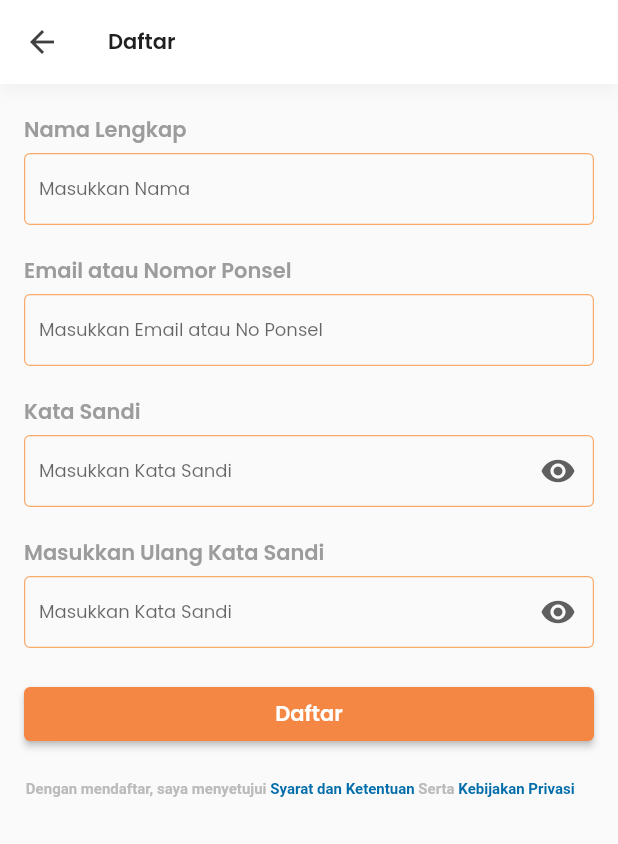
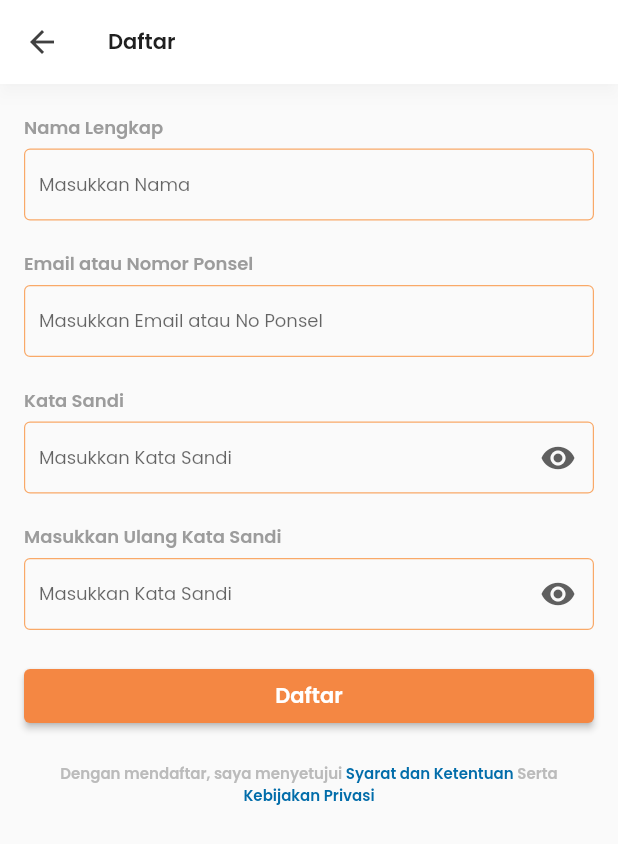
Before and after one commit to kelompok43/Flutter, a Flutter app: the screen it shows after launch, after a tap on "SIGN UP", on a phone screen of 412 x 824 dp. Shown: the top 844 px of the screen. Run offline on Flutter 3.47's test engine with Material 2 defaults, Android fonts, the phone set to English and light mode, and no system bars; our stand-ins replace google_fonts.

Commit message:
Mengganti font menggunakan google fonts

```diff
--- a/lib/screens/register/register_screen.dart
+++ b/lib/screens/register/register_screen.dart
@@ -3,6 +3,7 @@ import 'package:fitness_gym/utils/constants.dart';
 import 'package:fitness_gym/widgets/widgets.dart';
 import 'package:flutter/gestures.dart';
 import 'package:flutter/material.dart';
+import 'package:google_fonts/google_fonts.dart';
 import 'package:provider/provider.dart';
 
 class RegisterScreen extends StatelessWidget {
@@ -20,12 +21,16 @@ class RegisterScreen extends StatelessWidget {
         backgroundColor: Colors.white,
         foregroundColor: neutral8,
         shadowColor: Colors.black12,
-        title: Text("Daftar",
-            style: TextStyle(
+        title: Text(
+          "Daftar",
+          style: GoogleFonts.poppins(
+            textStyle: TextStyle(
               color: neutral9,
               fontSize: 14,
               fontWeight: FontWeight.w600,
-            )),
+            ),
+          ),
+        ),
       ),
       body: Container(
         padding: const EdgeInsets.symmetric(horizontal: 16),
@@ -40,28 +45,48 @@ class RegisterScreen extends StatelessWidget {
                     sizedBoxHeight(20),
                     labelText("Nama Lengkap"),
                     sizedBoxHeight(5),
-                    textFormField(textCtrl: namaCtrl, hintText: "Masukkan Nama", message: "Nama", action: TextInputAction.next),
+                    textFormField(
+                        textCtrl: namaCtrl,
+                        hintText: "Masukkan Nama",
+                        message: "Nama",
+                        action: TextInputAction.next),
                     sizedBoxHeight(20),
                     labelText("Email atau Nomor Ponsel"),
                     sizedBoxHeight(5),
-                    textFormField(textCtrl: emailOrPhoneCtrl, hintText: "Masukkan Email atau No Ponsel", message: "Email atau No Ponsel", action: TextInputAction.next),
+                    textFormField(
+                        textCtrl: emailOrPhoneCtrl,
+                        hintText: "Masukkan Email atau No Ponsel",
+                        message: "Email atau No Ponsel",
+                        action: TextInputAction.next),
                     // sizedBoxHeight(5),
                     // exampleText("Contoh : 08123456789"),
                     sizedBoxHeight(20),
                     labelText("Kata Sandi"),
                     sizedBoxHeight(5),
-                    textFormFieldForPassword(textCtrl: passwordCtrl, hintText: "Masukkan Kata Sandi", isHidden: viewModel.passIsHidden, onTap: () {
+                    textFormFieldForPassword(
+                        textCtrl: passwordCtrl,
+                        hintText: "Masukkan Kata Sandi",
+                        isHidden: viewModel.passIsHidden,
+                        onTap: () {
                           viewModel.passisHidden = !viewModel.passIsHidden;
-                    }, message: "Kata Sandi", action: TextInputAction.next),
+                        },
+                        message: "Kata Sandi",
+                        action: TextInputAction.next),
                     // sizedBoxHeight(5),
                     // exampleText("Minimal 8 Karakter"),
                     sizedBoxHeight(20),
                     labelText("Masukkan Ulang Kata Sandi"),
                     sizedBoxHeight(5),
-                    textFormFieldForPassword(textCtrl: confirmPasswordCtrl, hintText: "Masukkan Kata Sandi", isHidden: viewModel.confirmPassIsHidden, onTap: () {
+                    textFormFieldForPassword(
+                        textCtrl: confirmPasswordCtrl,
+                        hintText: "Masukkan Kata Sandi",
+                        isHidden: viewModel.confirmPassIsHidden,
+                        onTap: () {
                           viewModel.confirmPassIsHidden =
                               !viewModel.confirmPassIsHidden;
-                    }, message: "Kata Sandi", action: TextInputAction.done),
+                        },
+                        message: "Kata Sandi",
+                        action: TextInputAction.done),
                     // sizedBoxHeight(5),
                     // exampleText("Minimal 8 Karakter"),
                     sizedBoxHeight(20),
@@ -69,12 +94,14 @@ class RegisterScreen extends StatelessWidget {
                       width: double.infinity,
                       child: ElevatedButton(
                         onPressed: () {
-                          if(_formKey.currentState!.validate()){
-                          }
+                          if (_formKey.currentState!.validate()) {}
                         },
-                        child: const Text(
+                        child: Text(
                           "Daftar",
-                          style: TextStyle(fontWeight: FontWeight.bold),
+                          style: GoogleFonts.poppins(
+                            textStyle:
+                                const TextStyle(fontWeight: FontWeight.bold),
+                          ),
                         ),
                         style: ElevatedButton.styleFrom(
                           primary: primary4,
@@ -88,31 +115,40 @@ class RegisterScreen extends StatelessWidget {
                           textAlign: TextAlign.center,
                           text: TextSpan(
                             text: "Dengan mendaftar, saya menyetujui ",
-                            style: TextStyle(
+                            style: GoogleFonts.poppins(
+                              textStyle: TextStyle(
                                   fontSize: 10,
                                   color: neutral4,
                                   fontWeight: FontWeight.bold),
+                            ),
                             children: [
                               TextSpan(
                                   text: "Syarat dan Ketentuan ",
-                                  style: TextStyle(
+                                  style: GoogleFonts.poppins(
+                                    textStyle: TextStyle(
                                         fontWeight: FontWeight.bold,
                                         fontSize: 10,
                                         color: info7),
+                                  ),
                                   recognizer: TapGestureRecognizer()
                                     ..onTap = () {}),
                               TextSpan(
                                 text: "Serta ",
-                                  style: TextStyle(
+                                style: GoogleFonts.poppins(
+                                  textStyle: TextStyle(
                                       fontSize: 10,
                                       color: neutral4,
-                                      fontWeight: FontWeight.bold)),
+                                      fontWeight: FontWeight.bold),
+                                ),
+                              ),
                               TextSpan(
                                   text: "Kebijakan Privasi ",
-                                  style: TextStyle(
+                                  style: GoogleFonts.poppins(
+                                    textStyle: TextStyle(
                                         fontWeight: FontWeight.bold,
                                         fontSize: 10,
                                         color: info7),
+                                  ),
                                   recognizer: TapGestureRecognizer()
                                     ..onTap = () {}),
                             ],
--- a/lib/screens/welcome/welcome_screen.dart
+++ b/lib/screens/welcome/welcome_screen.dart
@@ -2,6 +2,7 @@ import 'package:fitness_gym/screens/login/login_screen.dart';
 import 'package:fitness_gym/screens/register/register_screen.dart';
 import 'package:fitness_gym/utils/constants.dart';
 import 'package:flutter/material.dart';
+import 'package:google_fonts/google_fonts.dart';
 
 class WelcomeScreen extends StatelessWidget {
   const WelcomeScreen({Key? key}) : super(key: key);
@@ -45,9 +46,9 @@ class WelcomeScreen extends StatelessWidget {
                                   builder: (context) => const LoginPage(),
                                 ));
                           },
-                          child: const Text(
+                          child: Text(
                             "LOG IN",
-                            style: TextStyle(fontWeight: FontWeight.bold),
+                            style: GoogleFonts.poppins(textStyle: const TextStyle(fontWeight: FontWeight.bold)),
                           ),
                           style: ElevatedButton.styleFrom(
                             primary: primary5,
@@ -65,9 +66,9 @@ class WelcomeScreen extends StatelessWidget {
                                 builder: (context) => const RegisterScreen(),
                               ));
                         },
-                        child: const Text(
+                        child: Text(
                           "SIGN UP",
-                          style: TextStyle(fontWeight: FontWeight.bold),
+                          style: GoogleFonts.poppins(textStyle: const TextStyle(fontWeight: FontWeight.bold)),
                         ),
                         style: ElevatedButton.styleFrom(
                             primary: neutral9),
--- a/lib/widgets/widgets.dart
+++ b/lib/widgets/widgets.dart
@@ -1,18 +1,23 @@
 import 'package:fitness_gym/utils/constants.dart';
 import 'package:flutter/material.dart';
+import 'package:google_fonts/google_fonts.dart';
 
 Widget labelText(String text) {
   return Text(
     text,
-    style: TextStyle(fontWeight: FontWeight.bold, color: neutral5),
+    style: GoogleFonts.poppins(
+      textStyle: TextStyle(fontWeight: FontWeight.bold, color: neutral5,fontSize: 12),
+    ),
   );
 }
 
 Widget exampleText(String text) {
   return Text(
     text,
-    style:
-        TextStyle(fontWeight: FontWeight.bold, color: neutral5, fontSize: 12),
+    style: GoogleFonts.poppins(
+      textStyle:
+          TextStyle(fontWeight: FontWeight.bold, color: neutral5, fontSize: 12),
+    ),
   );
 }
 
@@ -43,9 +48,10 @@ Widget textFormField(
   return TextFormField(
     controller: textCtrl,
     textInputAction: action,
-    style: const TextStyle(fontSize: 12),
+    style: GoogleFonts.poppins(textStyle: const TextStyle(fontSize: 12)),
     decoration: InputDecoration(
       hintText: hintText,
+      hintStyle: GoogleFonts.poppins(),
       focusColor: primary3,
       contentPadding: const EdgeInsets.all(10),
       focusedBorder: OutlineInputBorder(
@@ -80,7 +86,7 @@ Widget textFormFieldForPassword(
     controller: textCtrl,
     textInputAction: action,
     obscureText: isHidden,
-    style: const TextStyle(fontSize: 12),
+    style: GoogleFonts.poppins(textStyle: const TextStyle(fontSize: 12)),
     decoration: InputDecoration(
       contentPadding: const EdgeInsets.all(10),
       suffixIcon: IconButton(
@@ -91,6 +97,7 @@ Widget textFormFieldForPassword(
         ),
       ),
       hintText: hintText,
+      hintStyle: GoogleFonts.poppins(),
       focusColor: primary3,
       focusedBorder: OutlineInputBorder(
         borderSide: BorderSide(color: primary3, width: 1),
--- a/pubspec.yaml
+++ b/pubspec.yaml
@@ -34,6 +34,7 @@ dependencies:
   # The following adds the Cupertino Icons font to your application.
   # Use with the CupertinoIcons class for iOS style icons.
   provider: ^6.0.3
+  google_fonts: ^3.0.1
   cupertino_icons: ^1.0.2
 
 dev_dependencies:
```
Also changed, not shown: lib/screens/login/login_screen.dart (+22 -8 lines), pubspec.lock. Lines whose indentation alone changed are shown as unchanged.
